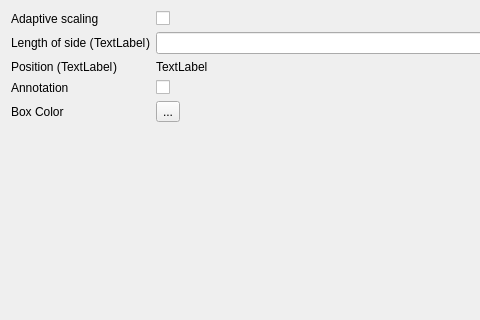
First picture: the form in tomviz/modules/ModuleScaleCubeWidget.ui, repository OpenChemistry/tomviz, before the edit; both pictures show x 0 to 480 and y 0 to 320 of the 818 by 728 pixel window.
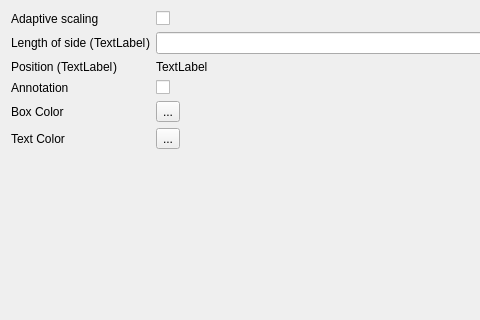
Second picture: the form after the edit. Custom widgets are drawn as their Qt base class.

Commit message: Added ability to modify scale cube text color

The edit to the form file:
```diff
--- a/tomviz/modules/ModuleScaleCubeWidget.ui
+++ b/tomviz/modules/ModuleScaleCubeWidget.ui
@@ -143,6 +143,20 @@
      </property>
     </widget>
    </item>
+   <item row="6" column="0">
+    <widget class="QLabel" name="textColorLabel">
+     <property name="text">
+      <string>Text Color</string>
+     </property>
+    </widget>
+   </item>
+   <item row="6" column="1">
+    <widget class="pqColorChooserButton" name="textColorChooserButton">
+     <property name="text">
+      <string>...</string>
+     </property>
+    </widget>
+   </item>
   </layout>
  </widget>
  <customwidgets>
```
The commit also changes 4 other files.
